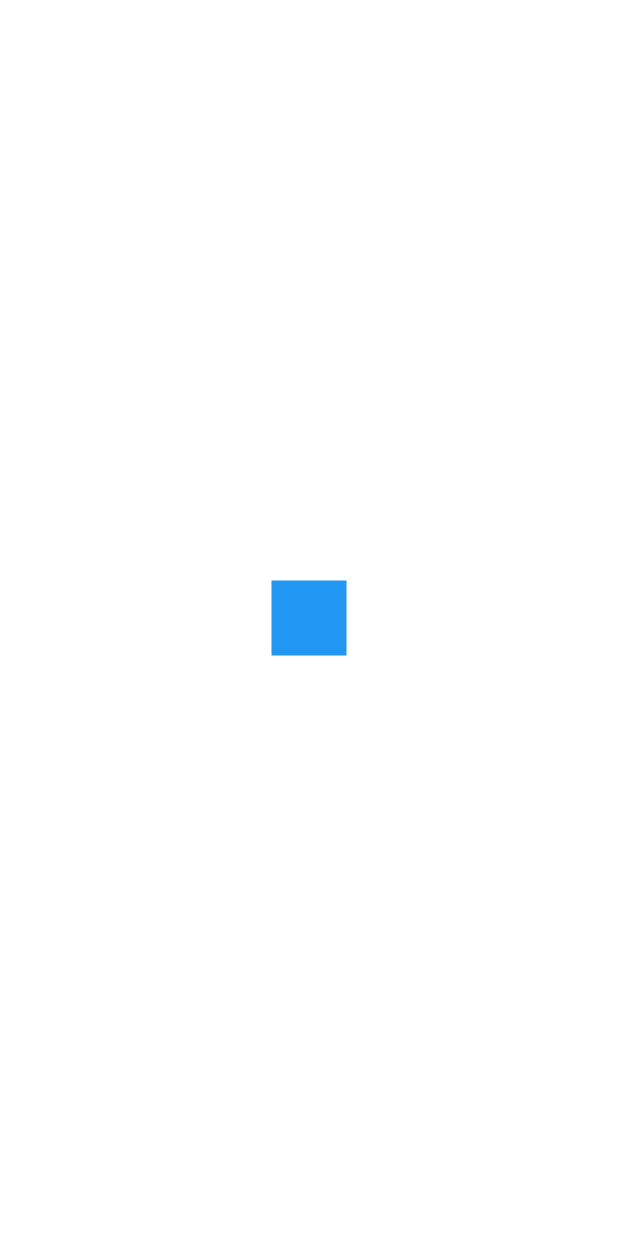
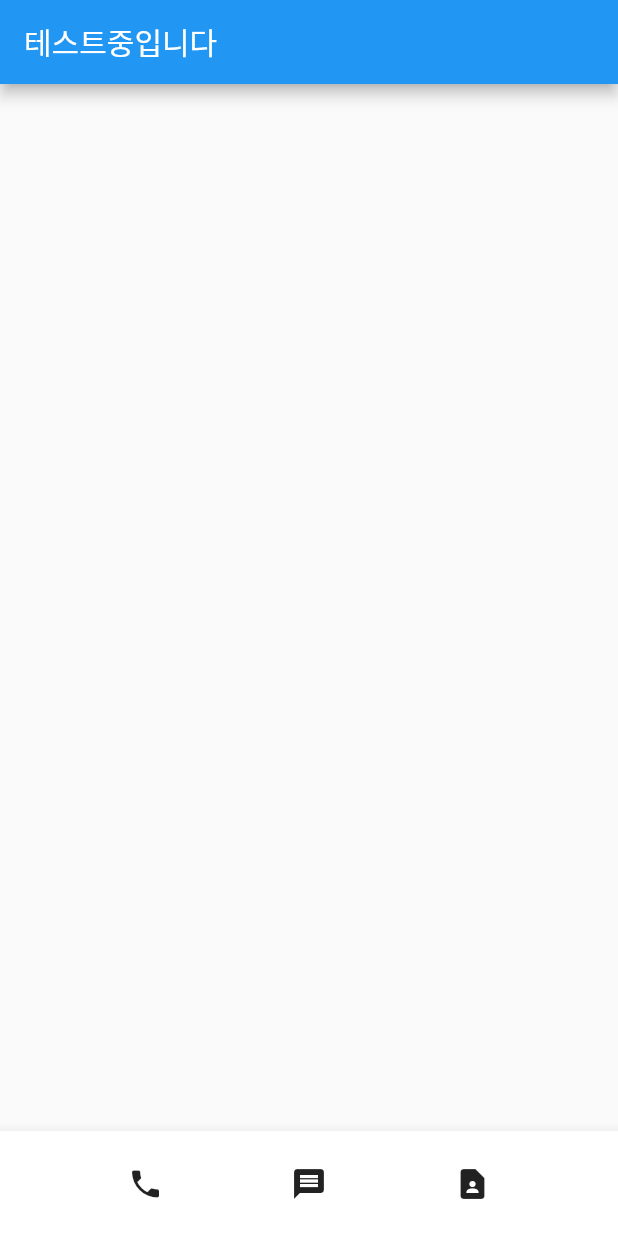
Before and after one commit to ddaeyongee/flutter_contact, a Flutter app: the screen it shows after launch, on a phone screen of 412 x 824 dp. Run offline on Flutter 3.47's test engine with Material 2 defaults, Android fonts, the phone set to English and light mode, and no system bars.

Commit message:
flutter basic widget - Create BottomAppBar

```diff
--- a/analysis_options.yaml
+++ b/analysis_options.yaml
@@ -26,6 +26,7 @@ linter:
     prefer_const_constructors_in_immutables: false
     prefer_const_constructors: false
     avoid_print: false
+    prefer_const_literals_to_create_immutables: false
     # avoid_print: false  # Uncomment to disable the `avoid_print` rule
     # prefer_single_quotes: true  # Uncomment to enable the `prefer_single_quotes` rule
 
--- a/lib/main.dart
+++ b/lib/main.dart
@@ -10,12 +10,26 @@ class MyApp extends StatelessWidget {
   @override
   Widget build(BuildContext context) {
     return MaterialApp(
-      // home: Text('안녕')
-      // home: Icon(Icons.star)
-      // home: Image.asset('selfy.jpg')
-      // home: Container( width: 50, height: 50, color: Colors.blue )
-      home: Center(
-        child: Container( width: 50, height: 50, color: Colors.blue ),
+      home: Scaffold(
+        appBar: AppBar( title: Text('테스트중입니다')),
+        body: Row(
+          mainAxisAlignment: MainAxisAlignment.spaceEvenly, //가로축정렬
+          // crossAxisAlignment: CrossAxisAlignment.center,  //세로축정렬
+        ),
+        bottomNavigationBar: BottomAppBar(
+          child: Container( //SizedBox 를 써도 좋다
+            height: 70,
+            child: Row(
+              mainAxisAlignment: MainAxisAlignment.spaceEvenly,
+              children: [
+                Icon(Icons.phone),
+                Icon(Icons.message),
+                Icon(Icons.contact_page)
+             ],
+            ),
+          )
+
+        ),
       )
     );
 
```
